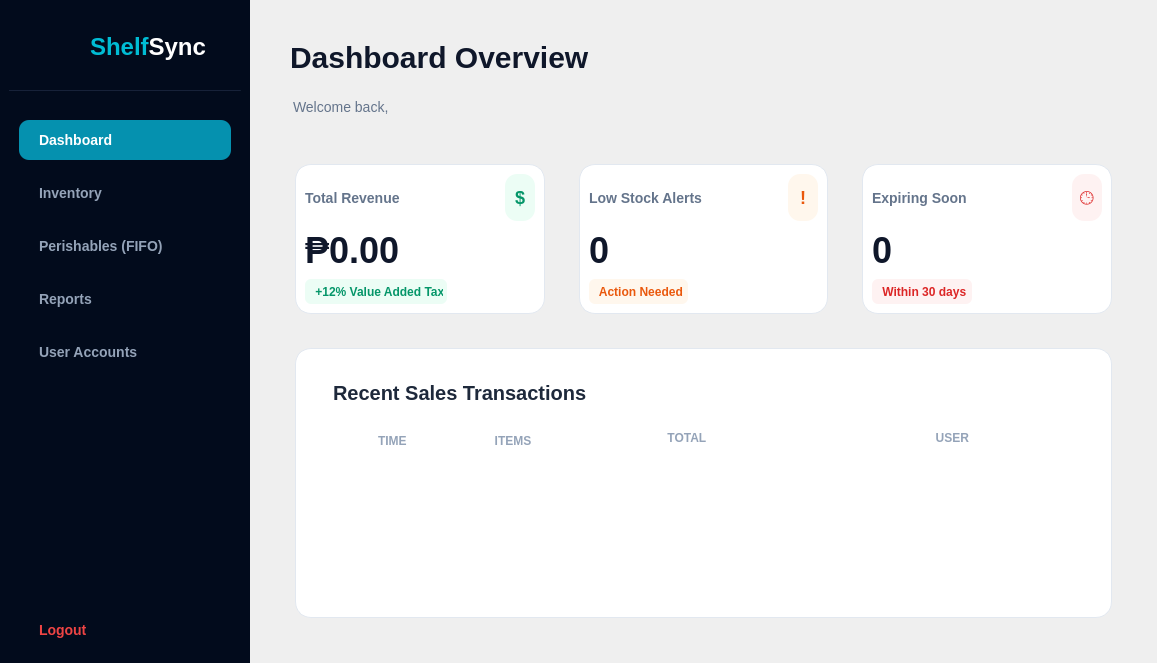
Above: views/dashboard_window.ui from hiroluv/ShelfSync_POS before the change. Below: the same form after it.
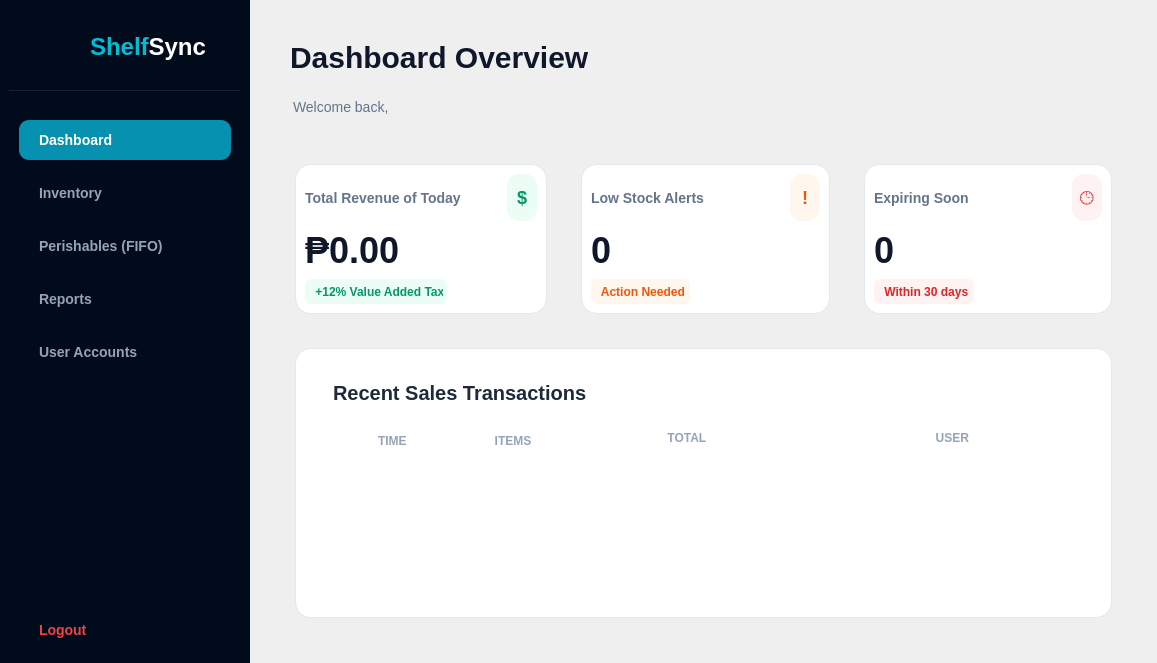
That is the form after the change.

Commit message: 12-16-2025 Name fetch finally fixed

```diff
--- a/views/dashboard_window.ui
+++ b/views/dashboard_window.ui
@@ -347,7 +347,7 @@
                   <string>color: #64748B; font-size: 14px; font-weight: 600;</string>
                  </property>
                  <property name="text">
-                  <string>Total Revenue</string>
+                  <string>Total Revenue of Today</string>
                  </property>
                 </widget>
                </item>
```
